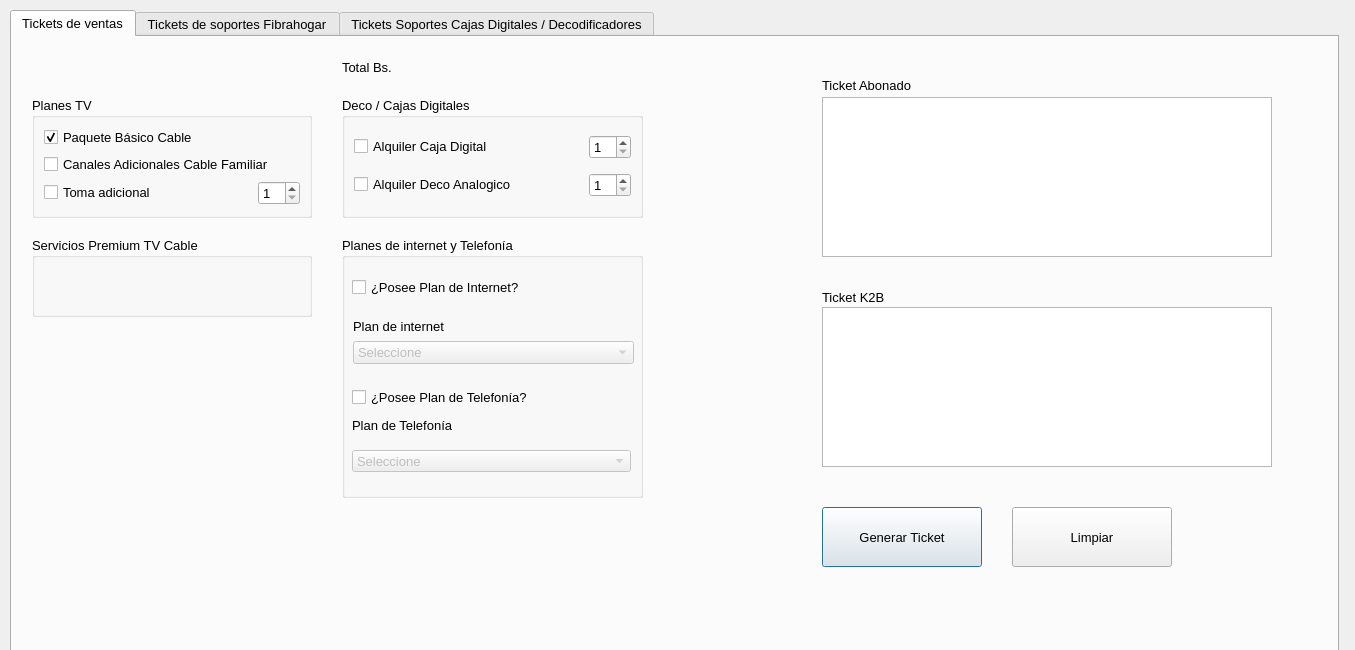
The window that modules/Fibrahogar/fibrahogar.ui (ceeck65/assistent-inter-app) describes before a commit, drawn with Qt 5.
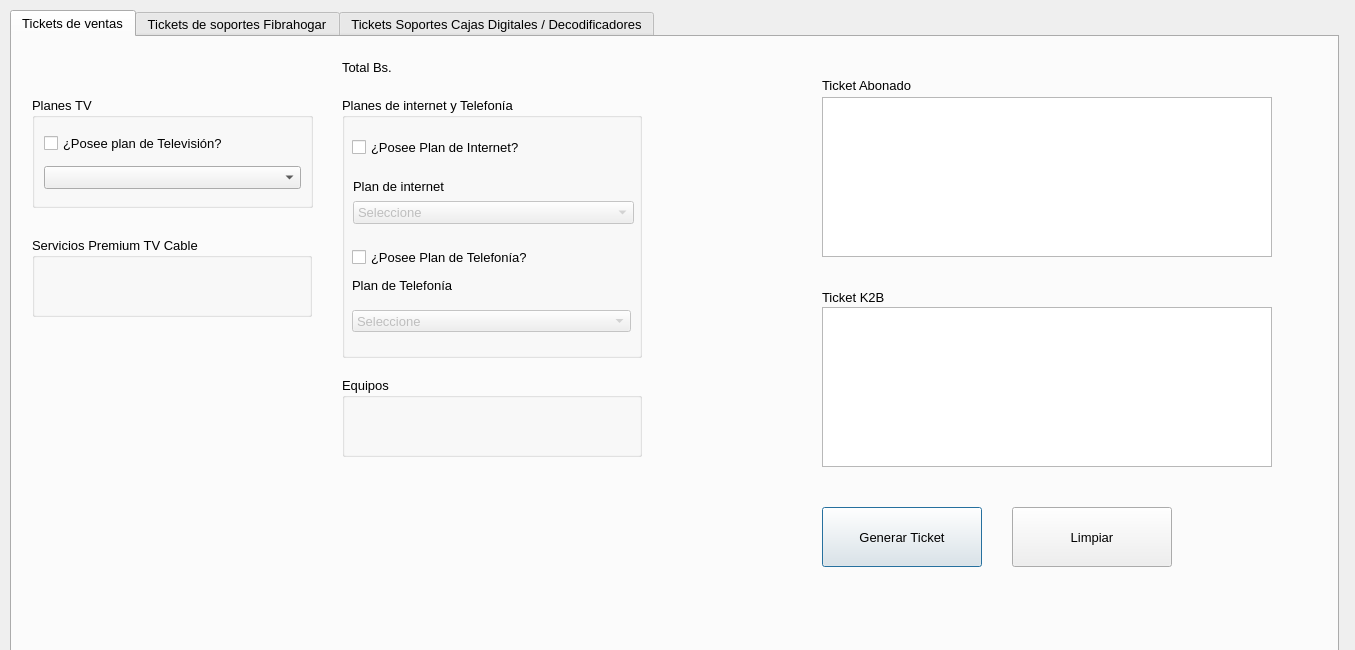
The same window after the commit. The open tabs and pages were chosen to show the change. Icons and pictures are not drawn.

The edit to the form file:
```diff
--- a/modules/Fibrahogar/fibrahogar.ui
+++ b/modules/Fibrahogar/fibrahogar.ui
@@ -55,8 +55,8 @@
       <rect>
        <x>20</x>
        <y>60</y>
-       <width>280</width>
-       <height>121</height>
+       <width>281</width>
+       <height>111</height>
       </rect>
      </property>
      <property name="font">
@@ -87,66 +87,15 @@
       <bool>false</bool>
      </property>
      <layout class="QGridLayout" name="gridLayout_3">
+      <item row="1" column="0">
+       <widget class="QComboBox" name="plans_tv_fibrahogar"/>
+      </item>
       <item row="0" column="0">
-       <layout class="QVBoxLayout" name="verticalLayout">
-        <item>
-         <widget class="QCheckBox" name="fibrahogar_basic">
-          <property name="font">
-           <font>
-            <family>Arial</family>
-            <pointsize>10</pointsize>
-            <weight>50</weight>
-            <italic>false</italic>
-            <bold>false</bold>
-           </font>
-          </property>
-          <property name="text">
-           <string>Paquete Básico Cable</string>
-          </property>
-          <property name="checked">
-           <bool>true</bool>
-          </property>
-         </widget>
-        </item>
-        <item>
-         <widget class="QCheckBox" name="fibrahogar_family">
-          <property name="text">
-           <string>Canales Adicionales Cable Familiar</string>
-          </property>
-         </widget>
-        </item>
-        <item>
-         <layout class="QHBoxLayout" name="horizontalLayout_4">
-          <item>
-           <widget class="QCheckBox" name="fibrahogar_aditional_cable">
-            <property name="text">
-             <string>Toma adicional</string>
-            </property>
-           </widget>
-          </item>
-          <item>
-           <spacer name="horizontalSpacer_7">
-            <property name="orientation">
-             <enum>Qt::Horizontal</enum>
-            </property>
-            <property name="sizeHint" stdset="0">
-             <size>
-              <width>40</width>
-              <height>20</height>
-             </size>
-            </property>
-           </spacer>
-          </item>
-          <item>
-           <widget class="QSpinBox" name="fibrahogar_aditional_cable_qty">
-            <property name="minimum">
-             <number>1</number>
-            </property>
-           </widget>
-          </item>
-         </layout>
-        </item>
-       </layout>
+       <widget class="QCheckBox" name="is_tv_fibrahogar">
+        <property name="text">
+         <string>¿Posee plan de Televisión?</string>
+        </property>
+       </widget>
       </item>
      </layout>
     </widget>
@@ -172,9 +121,9 @@
      <property name="geometry">
       <rect>
        <x>330</x>
-       <y>60</y>
-       <width>301</width>
-       <height>121</height>
+       <y>340</y>
+       <width>300</width>
+       <height>80</height>
       </rect>
      </property>
      <property name="font">
@@ -183,79 +132,8 @@
       </font>
      </property>
      <property name="title">
-      <string>Deco / Cajas Digitales</string>
+      <string>Equipos</string>
      </property>
-     <layout class="QGridLayout" name="gridLayout_5">
-      <item row="0" column="0">
-       <layout class="QVBoxLayout" name="verticalLayout_3">
-        <item>
-         <layout class="QHBoxLayout" name="horizontalLayout_5">
-          <item>
-           <widget class="QCheckBox" name="fibrahogar_deco_digital">
-            <property name="text">
-             <string>Alquiler Caja Digital</string>
-            </property>
-           </widget>
-          </item>
-          <item>
-           <spacer name="horizontalSpacer_3">
-            <property name="orientation">
-             <enum>Qt::Horizontal</enum>
-            </property>
-            <property name="sizeHint" stdset="0">
-             <size>
-              <width>40</width>
-              <height>20</height>
-             </size>
-            </property>
-           </spacer>
-          </item>
-          <item>
-           <widget class="QSpinBox" name="fibrahogar_deco_digital_qyt">
-            <property name="minimum">
-             <number>1</number>
-            </property>
-            <property name="value">
-             <number>1</number>
-            </property>
-           </widget>
-          </item>
-         </layout>
-        </item>
-       </layout>
-      </item>
-      <item row="1" column="0">
-       <layout class="QHBoxLayout" name="horizontalLayout_6">
-        <item>
-         <widget class="QCheckBox" name="fibrahogar_deco_analogy">
-          <property name="text">
-           <string>Alquiler Deco Analogico</string>
-          </property>
-         </widget>
-        </item>
-        <item>
-         <spacer name="horizontalSpacer_8">
-          <property name="orientation">
-           <enum>Qt::Horizontal</enum>
-          </property>
-          <property name="sizeHint" stdset="0">
-           <size>
-            <width>40</width>
-            <height>20</height>
-           </size>
-          </property>
-         </spacer>
-        </item>
-        <item>
-         <widget class="QSpinBox" name="fibrahogar_deco_analogy_qty">
-          <property name="minimum">
-           <number>1</number>
-          </property>
-         </widget>
-        </item>
-       </layout>
-      </item>
-     </layout>
     </widget>
     <widget class="QLabel" name="lbl_total_fibrahogar">
      <property name="geometry">
@@ -349,8 +227,8 @@
      <property name="geometry">
       <rect>
        <x>330</x>
-       <y>200</y>
-       <width>301</width>
+       <y>60</y>
+       <width>300</width>
        <height>261</height>
       </rect>
      </property>
```
Left out of the diff: 4 changed lines with no effect on the pictures.
